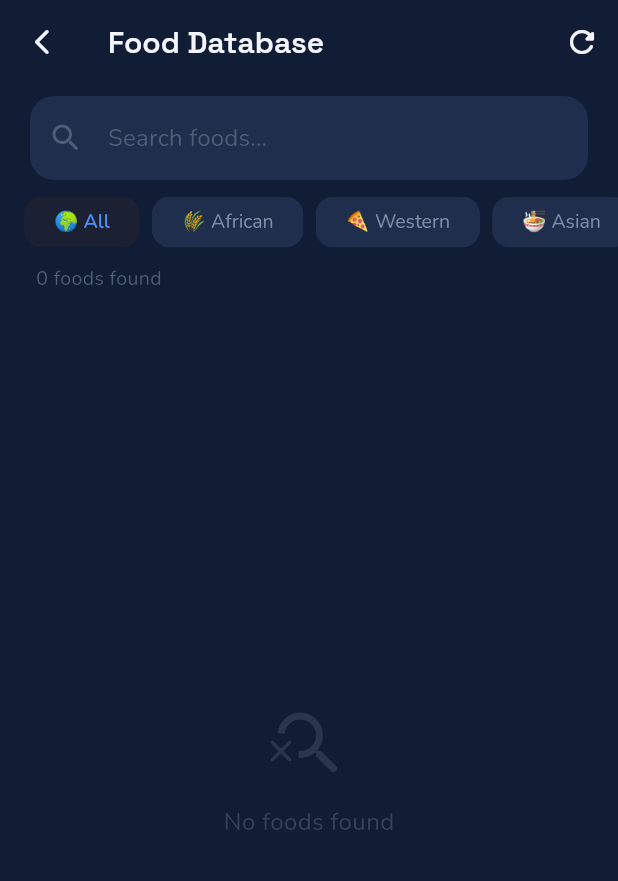
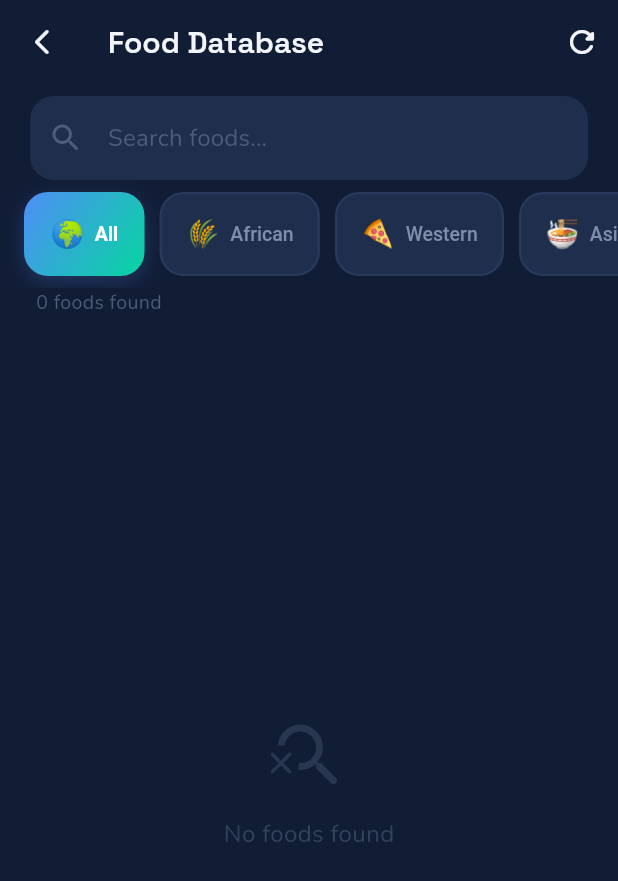
Before and after one commit to esumbrandon/lilyFit, a Flutter app: the FoodSearchScreen screen opened directly, on a phone screen of 412 x 824 dp. Shown: the top 881 px of the screen. Run offline on Flutter 3.47's test engine with Material 3 defaults, Android fonts, the phone set to English and light mode, and no system bars; our stand-ins replace fl_chart, flutter_local_notifications, flutter_timezone, geocoding, geolocator, google_fonts and 3 more; accounts and stored records are empty.

Commit message:
Worked on fizing the food animation and file adjustments.
Co-authored-by: Copilot <copilot@github.com>

```diff
--- a/lib/screens/food_search/food_search_screen.dart
+++ b/lib/screens/food_search/food_search_screen.dart
@@ -18,8 +18,10 @@ class FoodSearchScreen extends StatefulWidget {
 
 class _FoodSearchScreenState extends State<FoodSearchScreen> {
   final _searchController = TextEditingController();
+  final _scrollController = ScrollController();
   final _foodDatabase = FoodDatabase();
   String _selectedRegion = 'all';
+  String _prevRegion = 'all';
   String _searchQuery = '';
   List<FoodItem> _allFoods = [];
   bool _isLoading = true;
@@ -103,6 +105,7 @@ class _FoodSearchScreenState extends State<FoodSearchScreen> {
   @override
   void dispose() {
     _searchController.dispose();
+    _scrollController.dispose();
     super.dispose();
   }
 
@@ -171,51 +174,90 @@ class _FoodSearchScreenState extends State<FoodSearchScreen> {
                   ),
                 ),
 
-                // Region filter chips
+                // Region filter cards
                 SizedBox(
-                  height: 56,
-                  child: ListView(
+                  height: 72,
+                  child: ListView.separated(
                     scrollDirection: Axis.horizontal,
+                    physics: const BouncingScrollPhysics(),
+                    padding: const EdgeInsets.symmetric(
+                      horizontal: 16,
+                      vertical: 8,
+                    ),
+                    itemCount: FoodDatabase.regions.length,
+                    separatorBuilder: (_, __) => const SizedBox(width: 10),
+                    itemBuilder: (context, index) {
+                      final region = FoodDatabase.regions[index];
+                      final selected = _selectedRegion == region;
+                      return GestureDetector(
+                        onTap: () {
+                          HapticFeedback.selectionClick();
+                          if (region == _selectedRegion) return;
+                          setState(() {
+                            _prevRegion = _selectedRegion;
+                            _selectedRegion = region;
+                          });
+                          // Scroll list back to top
+                          if (_scrollController.hasClients) {
+                            _scrollController.jumpTo(0);
+                          }
+                        },
+                        child: AnimatedContainer(
+                          duration: const Duration(milliseconds: 250),
+                          curve: Curves.easeOutCubic,
                           padding: const EdgeInsets.symmetric(
                             horizontal: 16,
                             vertical: 10,
                           ),
-                    children: FoodDatabase.regions.map((region) {
-                      final selected = _selectedRegion == region;
-                      return Padding(
-                        padding: const EdgeInsets.only(right: 8),
-                        child: ChoiceChip(
-                          label: Text(
-                            '${FoodDatabase.regionEmoji(region)} ${FoodDatabase.regionLabel(region)}',
+                          decoration: BoxDecoration(
+                            gradient: selected
+                                ? AppColors.primaryGradient
+                                : null,
+                            color: selected ? null : AppColors.card,
+                            borderRadius: BorderRadius.circular(16),
+                            border: Border.all(
+                              color: selected
+                                  ? Colors.transparent
+                                  : AppColors.cardLight,
+                              width: 1.5,
                             ),
-                          selected: selected,
-                          onSelected: (_) {
-                            HapticFeedback.selectionClick();
-                            setState(() => _selectedRegion = region);
-                          },
-                          selectedColor: AppColors.primary.withAlpha(30),
-                          labelStyle: TextStyle(
+                            boxShadow: selected
+                                ? [
+                                    BoxShadow(
+                                      color: AppColors.primary.withAlpha(60),
+                                      blurRadius: 12,
+                                      offset: const Offset(0, 4),
+                                    ),
+                                  ]
+                                : null,
+                          ),
+                          child: Row(
+                            mainAxisSize: MainAxisSize.min,
+                            children: [
+                              Text(
+                                FoodDatabase.regionEmoji(region),
+                                style: const TextStyle(fontSize: 18),
+                              ),
+                              const SizedBox(width: 7),
+                              AnimatedDefaultTextStyle(
+                                duration: const Duration(milliseconds: 250),
+                                curve: Curves.easeOutCubic,
+                                style: TextStyle(
                                   color: selected
-                                ? AppColors.primary
+                                      ? Colors.white
                                       : AppColors.textSecondary,
                                   fontWeight: selected
-                                ? FontWeight.w600
-                                : FontWeight.w400,
+                                      ? FontWeight.w700
+                                      : FontWeight.w500,
                                   fontSize: 13,
                                 ),
-                          checkmarkColor: AppColors.primary,
-                          showCheckmark: false,
-                          shape: RoundedRectangleBorder(
-                            borderRadius: BorderRadius.circular(12),
-                            side: BorderSide(
-                              color: selected
-                                  ? AppColors.primary.withAlpha(80)
-                                  : Colors.transparent,
+                                child: Text(FoodDatabase.regionLabel(region)),
                               ),
+                            ],
                           ),
                         ),
                       );
-                    }).toList(),
+                    },
                   ),
                 ),
 
@@ -237,8 +279,28 @@ class _FoodSearchScreenState extends State<FoodSearchScreen> {
 
                 // Food list
                 Expanded(
+                  child: AnimatedSwitcher(
+                    duration: const Duration(milliseconds: 320),
+                    switchInCurve: Curves.easeOutCubic,
+                    switchOutCurve: Curves.easeInCubic,
+                    transitionBuilder: (child, animation) {
+                      final regions = FoodDatabase.regions;
+                      final prevIdx = regions.indexOf(_prevRegion);
+                      final currIdx = regions.indexOf(_selectedRegion);
+                      // Slide right-to-left when going forward, left-to-right when going back
+                      final isForward = currIdx >= prevIdx;
+                      final slideIn = Tween<Offset>(
+                        begin: Offset(isForward ? 1.0 : -1.0, 0),
+                        end: Offset.zero,
+                      ).animate(animation);
+                      return FadeTransition(
+                        opacity: animation,
+                        child: SlideTransition(position: slideIn, child: child),
+                      );
+                    },
                     child: _filteredFoods.isEmpty
                         ? Center(
+                            key: ValueKey('empty_$_selectedRegion'),
                             child: Column(
                               mainAxisSize: MainAxisSize.min,
                               children: [
@@ -251,7 +313,9 @@ class _FoodSearchScreenState extends State<FoodSearchScreen> {
                                 Text(
                                   'No foods found',
                                   style: TextStyle(
-                                  color: AppColors.textTertiary.withAlpha(150),
+                                    color: AppColors.textTertiary.withAlpha(
+                                      150,
+                                    ),
                                     fontSize: 16,
                                   ),
                                 ),
@@ -259,6 +323,8 @@ class _FoodSearchScreenState extends State<FoodSearchScreen> {
                             ),
                           )
                         : ListView.builder(
+                            key: ValueKey('list_$_selectedRegion'),
+                            controller: _scrollController,
                             padding: const EdgeInsets.fromLTRB(20, 0, 20, 20),
                             itemCount: _filteredFoods.length,
                             itemBuilder: (context, index) {
@@ -268,6 +334,7 @@ class _FoodSearchScreenState extends State<FoodSearchScreen> {
                                 onTap: () => _showFoodDetail(context, food),
                               );
                             },
+                          ),
                   ),
                 ),
               ],
```
Lines whose indentation alone changed are shown as unchanged.
